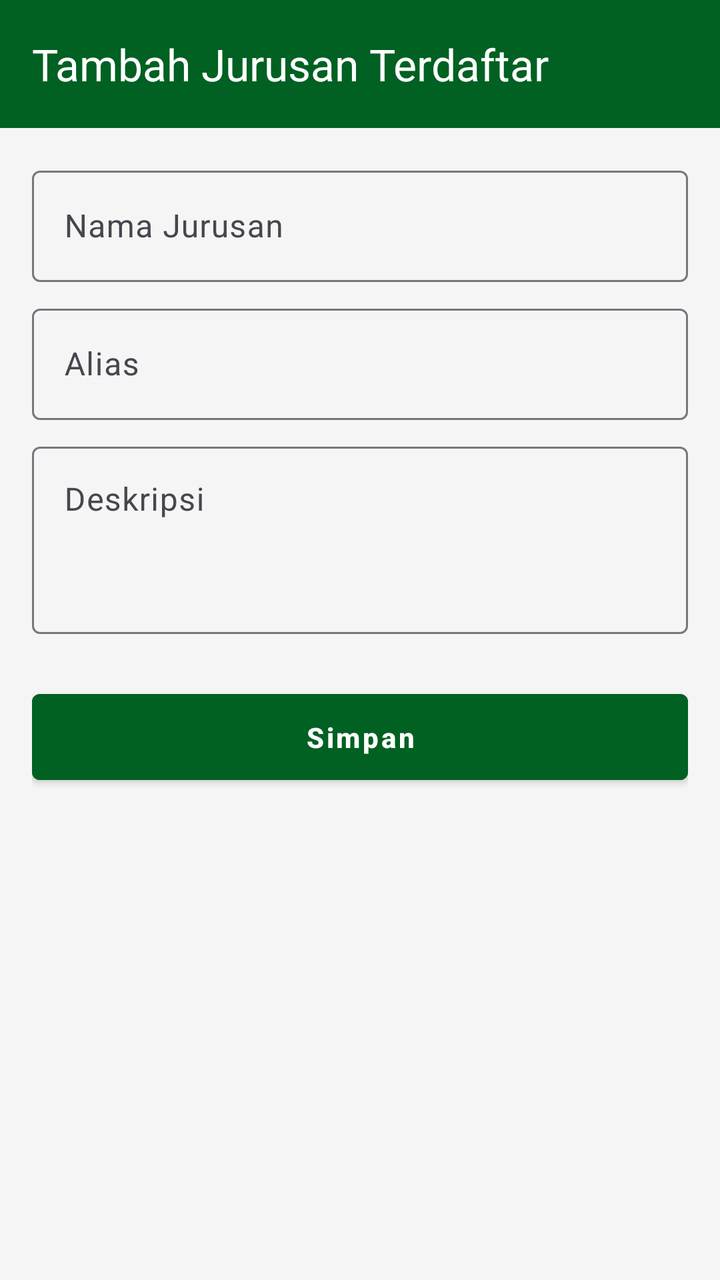
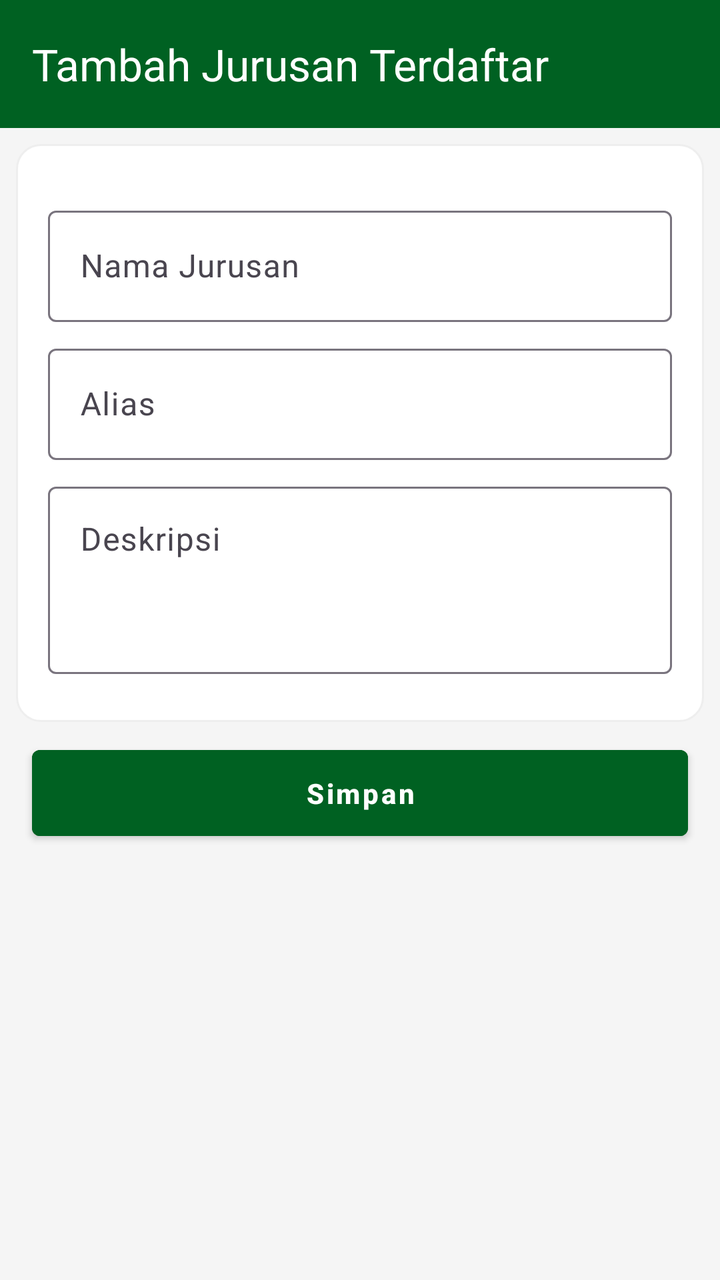

Compare the two renders of this Android layout. The source of the first and the diff that turns it into the second are given below.
<!-- AndroidManifest.xml: application theme Theme.OrionAPP -->
<!-- res/layout/activity_tambah_jurusan_terdaftar.xml -->
<?xml version="1.0" encoding="utf-8"?>
<FrameLayout xmlns:android="http://schemas.android.com/apk/res/android"
    xmlns:app="http://schemas.android.com/apk/res-auto"
    xmlns:tools="http://schemas.android.com/tools"
    android:id="@+id/main"
    android:layout_width="match_parent"
    android:layout_height="match_parent"
    android:background="@color/background"
    tools:context=".activity.TambahJurusanTerdaftarActivity">

    <LinearLayout
        android:layout_width="match_parent"
        android:layout_height="match_parent"
        android:orientation="vertical">

        <com.google.android.material.appbar.AppBarLayout
            android:layout_width="match_parent"
            android:layout_height="?attr/actionBarSize"
            android:background="@color/primary">

            <com.google.android.material.appbar.MaterialToolbar
                android:id="@+id/toolbar"
                android:layout_width="match_parent"
                android:layout_height="match_parent"
                android:elevation="4dp"
                android:theme="@style/ThemeOverlay.Material3.ActionBar"
                app:navigationIconTint="@color/white"
                app:title="Tambah Jurusan Terdaftar"
                app:titleTextColor="@color/white" />
        </com.google.android.material.appbar.AppBarLayout>

        <ScrollView
            android:layout_width="match_parent"
            android:layout_height="wrap_content">

            <LinearLayout
                android:layout_width="match_parent"
                android:layout_height="wrap_content"
                android:layout_marginTop="8dp"
                android:orientation="vertical">

                <LinearLayout
                    android:layout_width="match_parent"
                    android:layout_height="wrap_content"
                    android:orientation="vertical"
                    android:paddingHorizontal="16dp">



                    <com.google.android.material.textfield.TextInputLayout
                        android:id="@+id/til_jurusan"
                        android:layout_width="match_parent"
                        android:layout_height="wrap_content"
                        android:layout_marginTop="8dp"
                        app:endIconMode="custom">

                        <com.google.android.material.textfield.TextInputEditText
                            android:id="@+id/et_jurusan"
                            android:layout_width="match_parent"
                            android:layout_height="wrap_content"
                            android:hint="Nama Jurusan"/>
                    </com.google.android.material.textfield.TextInputLayout>


                    <com.google.android.material.textfield.TextInputLayout
                        android:id="@+id/til_alias"
                        android:layout_width="match_parent"
                        android:layout_height="wrap_content"
                        android:layout_marginTop="8dp">

                        <com.google.android.material.textfield.TextInputEditText
                            android:id="@+id/et_alias"
                            android:layout_width="match_parent"
                            android:layout_height="wrap_content"
                            android:hint="Alias" />
                    </com.google.android.material.textfield.TextInputLayout>


                    <com.google.android.material.textfield.TextInputLayout
                        android:id="@+id/til_deskripsi"
                        android:layout_width="match_parent"
                        android:layout_height="wrap_content"
                        android:layout_marginTop="8dp">

                        <com.google.android.material.textfield.TextInputEditText
                            android:id="@+id/et_deskripsi"
                            android:layout_width="match_parent"
                            android:layout_height="wrap_content"
                            android:gravity="top|left"
                            android:lines="3"
                            android:hint="Deskripsi" />
                    </com.google.android.material.textfield.TextInputLayout>

                    <Button
                        android:id="@+id/btn_simpan"
                        style="@style/Widget.MaterialComponents.Button"
                        android:layout_width="match_parent"
                        android:layout_height="wrap_content"
                        android:layout_marginTop="24dp"
                        android:backgroundTint="@color/primary"
                        android:paddingVertical="12dp"
                        android:text="Simpan"
                        android:textAllCaps="false"
                        android:textSize="14sp"
                        android:textStyle="bold" />
                </LinearLayout>

            </LinearLayout>
        </ScrollView>
    </LinearLayout>


</FrameLayout>
<!-- resources referenced by this layout -->
<resources>
  <color name="background">#f5f5f5</color>
  <color name="primary">#006122</color>
  <color name="white">#ffffff</color>
  <style name="Theme.OrionAPP" parent="Theme.Material3.Light.NoActionBar">
          
          <item name="colorPrimary">@color/primary</item>
          <item name="colorOnPrimary">@color/white</item>
  
          
          <item name="android:colorBackground">@color/background</item>
          <item name="colorSurface">@color/white</item>
          <item name="colorOnSurface">@color/text</item>
  
          
          <item name="colorSecondary">@color/primary</item>
          <item name="colorOnSecondary">@color/white</item>
  
          
          <item name="android:statusBarColor">@color/primary</item>
          <item name="android:windowLightStatusBar">false</item>
  
          
          <item name="fontFamily">@font/inter</item>
  
          
          <item name="android:windowSplashScreenAnimatedIcon" tools:targetApi="31">@null</item>
          <item name="android:windowSplashScreenBackground" tools:targetApi="31">@color/white</item>
          <item name="android:windowSplashScreenAnimationDuration" tools:targetApi="31">0</item>
  
          
          <item name="materialButtonStyle">@style/OrionButton</item>
          <item name="textInputStyle">@style/OrionTextTitle</item>
          <item name="android:textColorHighlight">@color/highlight_primary</item>
  
          
          <item name="colorError">@color/error</item>
  
          <item name="searchViewStyle">@style/SearchViewStyle.White</item>
  
      </style>
  <color name="text">#1E1E1E</color>
  <style name="OrionButton" parent="Widget.Material3.Button">
          <item name="android:backgroundTint">@color/primary</item>
          <item name="android:textColor">@color/white</item>
          <item name="android:layout_marginHorizontal">4px</item>
          <item name="android:buttonCornerRadius" tools:targetApi="p">12dp</item>
      </style>
  <style name="OrionTextTitle" parent="Widget.Material3.TextInputLayout.OutlinedBox">
          <item name="boxStrokeColor">@color/primary</item>
          <item name="hintTextColor">@color/primary</item>
          <item name="boxBackgroundMode">outline</item>
      </style>
  <color name="highlight_primary">#C0006122</color>
  <color name="error">#D00000</color>
  <style name="SearchViewStyle.White" parent="Widget.AppCompat.SearchView">
          
          <item name="searchHintIcon">@drawable/ic_search_24</item>
          <item name="cursorColor">@color/white</item>
          <item name="submitBackground">@android:color/white</item>
          <item name="android:textColorHint">@color/white</item>
          <item name="android:textColor">@color/white</item>
          <item name="android:iconTint">@android:color/white</item>
          <item name="android:buttonTint">@android:color/white</item>
      </style>
  <!-- drawable ic_search_24 (drawable) -->
  <vector xmlns:android="http://schemas.android.com/apk/res/android" android:height="24dp" android:tint="#000000" android:viewportHeight="24" android:viewportWidth="24" android:width="24dp">
        
      <path android:fillColor="@android:color/white" android:pathData="M15.5,14h-0.79l-0.28,-0.27C15.41,12.59 16,11.11 16,9.5 16,5.91 13.09,3 9.5,3S3,5.91 3,9.5 5.91,16 9.5,16c1.61,0 3.09,-0.59 4.23,-1.57l0.27,0.28v0.79l5,4.99L20.49,19l-4.99,-5zM9.5,14C7.01,14 5,11.99 5,9.5S7.01,5 9.5,5 14,7.01 14,9.5 11.99,14 9.5,14z"/>
      
  </vector>
</resources>

<!-- the commit's change to res/layout/activity_tambah_jurusan_terdaftar.xml (unified diff, before → after) -->
@@ -36,74 +36,88 @@
             <LinearLayout
                 android:layout_width="match_parent"
                 android:layout_height="wrap_content"
-                android:layout_marginTop="8dp"
                 android:orientation="vertical">
 
                 <LinearLayout
                     android:layout_width="match_parent"
                     android:layout_height="wrap_content"
-                    android:orientation="vertical"
-                    android:paddingHorizontal="16dp">
+                    android:layout_marginHorizontal="8dp"
+                    android:layout_marginVertical="8dp"
+                    android:background="@drawable/rounded_outline"
+                    android:orientation="vertical">
+
+                    <LinearLayout
+                        android:layout_width="match_parent"
+                        android:layout_height="wrap_content"
+                        android:layout_marginVertical="4dp"
+                        android:orientation="vertical"
+                        android:padding="16dp">
+
+                        <LinearLayout
+                            android:layout_width="match_parent"
+                            android:layout_height="wrap_content"
+                            android:layout_marginBottom="4dp"
+                            android:orientation="vertical">
+
+                            <com.google.android.material.textfield.TextInputLayout
+                                android:id="@+id/til_jurusan"
+                                android:layout_width="match_parent"
+                                android:layout_height="wrap_content"
+                                android:layout_marginTop="8dp"
+                                app:endIconMode="custom">
+
+                                <com.google.android.material.textfield.TextInputEditText
+                                    android:id="@+id/et_jurusan"
+                                    android:layout_width="match_parent"
+                                    android:layout_height="wrap_content"
+                                    android:hint="Nama Jurusan" />
+                            </com.google.android.material.textfield.TextInputLayout>
 
 
+                            <com.google.android.material.textfield.TextInputLayout
+                                android:id="@+id/til_alias"
+                                android:layout_width="match_parent"
+                                android:layout_height="wrap_content"
+                                android:layout_marginTop="8dp">
 
-                    <com.google.android.material.textfield.TextInputLayout
-                        android:id="@+id/til_jurusan"
-                        android:layout_width="match_parent"
-                        android:layout_height="wrap_content"
-                        android:layout_marginTop="8dp"
-                        app:endIconMode="custom">
+                                <com.google.android.material.textfield.TextInputEditText
+                                    android:id="@+id/et_alias"
+                                    android:layout_width="match_parent"
+                                    android:layout_height="wrap_content"
+                                    android:hint="Alias" />
+                            </com.google.android.material.textfield.TextInputLayout>
 
-                        <com.google.android.material.textfield.TextInputEditText
-                            android:id="@+id/et_jurusan"
-                            android:layout_width="match_parent"
-                            android:layout_height="wrap_content"
-                            android:hint="Nama Jurusan"/>
-                    </com.google.android.material.textfield.TextInputLayout>
+                            <com.google.android.material.textfield.TextInputLayout
+                                android:id="@+id/til_deskripsi"
+                                android:layout_width="match_parent"
+                                android:layout_height="wrap_content"
+                                android:layout_marginTop="8dp">
 
+                                <com.google.android.material.textfield.TextInputEditText
+                                    android:id="@+id/et_deskripsi"
+                                    android:layout_width="match_parent"
+                                    android:layout_height="wrap_content"
+                                    android:gravity="top|left"
+                                    android:hint="Deskripsi"
+                                    android:lines="3" />
+                            </com.google.android.material.textfield.TextInputLayout>
 
-                    <com.google.android.material.textfield.TextInputLayout
-                        android:id="@+id/til_alias"
-                        android:layout_width="match_parent"
-                        android:layout_height="wrap_content"
-                        android:layout_marginTop="8dp">
+                        </LinearLayout>
+                    </LinearLayout>
+                </LinearLayout>
 
-                        <com.google.android.material.textfield.TextInputEditText
-                            android:id="@+id/et_alias"
-                            android:layout_width="match_parent"
-                            android:layout_height="wrap_content"
-                            android:hint="Alias" />
-                    </com.google.android.material.textfield.TextInputLayout>
-
-
-                    <com.google.android.material.textfield.TextInputLayout
-                        android:id="@+id/til_deskripsi"
-                        android:layout_width="match_parent"
-                        android:layout_height="wrap_content"
-                        android:layout_marginTop="8dp">
-
-                        <com.google.android.material.textfield.TextInputEditText
-                            android:id="@+id/et_deskripsi"
-                            android:layout_width="match_parent"
-                            android:layout_height="wrap_content"
-                            android:gravity="top|left"
-                            android:lines="3"
-                            android:hint="Deskripsi" />
-                    </com.google.android.material.textfield.TextInputLayout>
-
-                    <Button
-                        android:id="@+id/btn_simpan"
-                        style="@style/Widget.MaterialComponents.Button"
-                        android:layout_width="match_parent"
-                        android:layout_height="wrap_content"
-                        android:layout_marginTop="24dp"
-                        android:backgroundTint="@color/primary"
-                        android:paddingVertical="12dp"
-                        android:text="Simpan"
-                        android:textAllCaps="false"
-                        android:textSize="14sp"
-                        android:textStyle="bold" />
-                </LinearLayout>
+                <Button
+                    android:id="@+id/btn_simpan"
+                    style="@style/Widget.MaterialComponents.Button"
+                    android:layout_width="match_parent"
+                    android:layout_height="wrap_content"
+                    android:layout_marginHorizontal="16dp"
+                    android:backgroundTint="@color/primary"
+                    android:paddingVertical="12dp"
+                    android:text="Simpan"
+                    android:textAllCaps="false"
+                    android:textSize="14sp"
+                    android:textStyle="bold" />
 
             </LinearLayout>
         </ScrollView>
<!-- resource entries referenced after the edit -->
@@ -3,6 +3,14 @@
   <color name="background">#f5f5f5</color>
   <color name="primary">#006122</color>
   <color name="white">#ffffff</color>
+  <!-- drawable rounded_outline (drawable) -->
+  <?xml version="1.0" encoding="utf-8"?>
+  <shape xmlns:android="http://schemas.android.com/apk/res/android">
+      <corners android:radius="12dp"/>
+      <stroke android:color="#eee" android:width="1dp"/>
+      <solid android:color="@color/white"/>
+  
+  </shape>
   <style name="Theme.OrionAPP" parent="Theme.Material3.Light.NoActionBar">
           
           <item name="colorPrimary">@color/primary</item>
